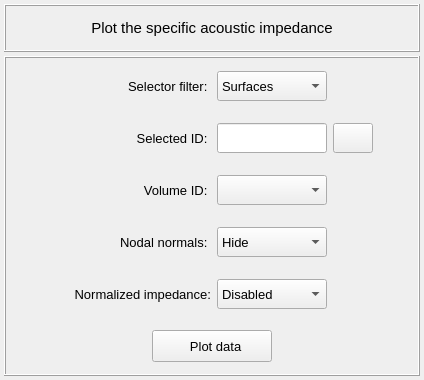
First picture: the form in vibra/interface/data/ui_files/plots/acoustic/acoustic_impedance_inputs.ui, repository MOPT-UFSC/VIBRA, before the edit.
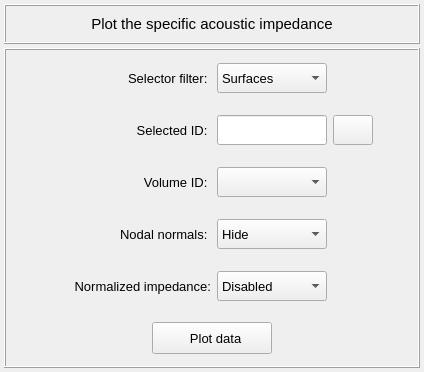
Second picture: the form after the edit. Icons and pictures are not drawn.

The edit to the form file:
```diff
--- a/vibra/interface/data/ui_files/plots/acoustic/acoustic_impedance_inputs.ui
+++ b/vibra/interface/data/ui_files/plots/acoustic/acoustic_impedance_inputs.ui
@@ -7,9 +7,21 @@
     <x>0</x>
     <y>0</y>
     <width>424</width>
-    <height>380</height>
+    <height>372</height>
    </rect>
   </property>
+  <property name="minimumSize">
+   <size>
+    <width>0</width>
+    <height>372</height>
+   </size>
+  </property>
+  <property name="maximumSize">
+   <size>
+    <width>16777215</width>
+    <height>372</height>
+   </size>
+  </property>
   <property name="windowTitle">
    <string>Plot the specific acoustic impedance</string>
   </property>
@@ -34,13 +46,13 @@
      <property name="minimumSize">
       <size>
        <width>0</width>
-       <height>48</height>
+       <height>40</height>
       </size>
      </property>
      <property name="maximumSize">
       <size>
        <width>520</width>
-       <height>48</height>
+       <height>40</height>
       </size>
      </property>
      <property name="frameShape">
@@ -86,7 +98,6 @@
          <font>
           <family>MS Shell Dlg 2</family>
           <pointsize>11</pointsize>
-          <weight>50</weight>
           <italic>false</italic>
           <bold>false</bold>
          </font>
@@ -722,7 +733,6 @@
             <font>
              <family>MS Shell Dlg 2</family>
              <pointsize>10</pointsize>
-             <weight>50</weight>
              <italic>false</italic>
              <bold>false</bold>
             </font>
@@ -809,7 +819,6 @@
             <font>
              <family>MS Shell Dlg 2</family>
              <pointsize>11</pointsize>
-             <weight>75</weight>
              <italic>false</italic>
              <bold>true</bold>
             </font>
```
Left out of the diff: 84 changed lines with no effect on the pictures.
